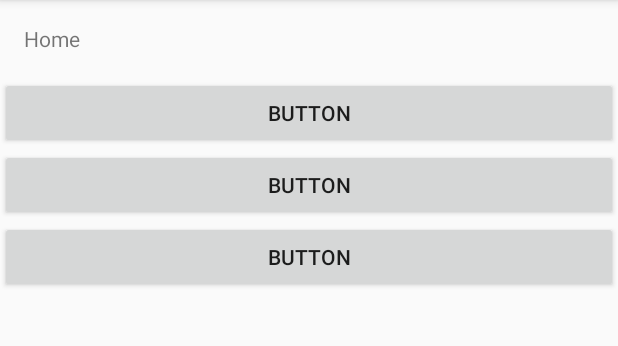
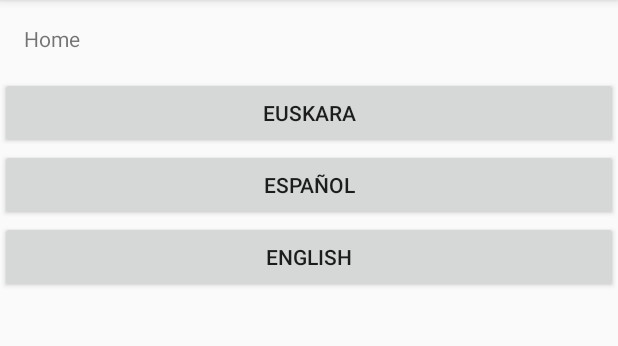
Before and after one commit to mugan86/translate-ui-android-kotlin-library, an Android app: the screen it shows after launch (MainActivity), on a phone screen of 412 x 824 dp, the part 84-430 px from its top. Run offline under Robolectric (Android 15) with nearby library versions, the phone set to English and light mode, and no system bars.

Commit message:
Update layout when select language

```diff
--- a/app/src/main/res/layout/activity_main.xml
+++ b/app/src/main/res/layout/activity_main.xml
@@ -31,19 +31,19 @@
                 android:id="@+id/basqueButton"
                 android:layout_width="match_parent"
                 android:layout_height="wrap_content"
-                android:text="Button" />
+                android:text="@string/basque_language_lbl" />
+
+            <Button
+                android:id="@+id/spanishButton"
+                android:layout_width="match_parent"
+                android:layout_height="wrap_content"
+                android:text="@string/spanish_language_lbl" />
 
             <Button
                 android:id="@+id/englishButton"
                 android:layout_width="match_parent"
                 android:layout_height="wrap_content"
-                android:text="Button" />
-
-            <Button
-                android:id="@+id/spanishButton"
-                android:layout_width="match_parent"
-                android:layout_height="wrap_content"
-                android:text="Button" />
+                android:text="@string/english_language_lbl" />
 
         </LinearLayout>
 
--- a/app/src/main/res/values/strings.xml
+++ b/app/src/main/res/values/strings.xml
@@ -3,4 +3,8 @@
     <string name="title_home">Home</string>
     <string name="title_dashboard">Dashboard</string>
     <string name="title_notifications">Notifications</string>
+
+    <string name="basque_language_lbl">Euskara</string>
+    <string name="spanish_language_lbl">Español</string>
+    <string name="english_language_lbl">English</string>
 </resources>
```
Also changed, not shown: app/src/main/java/amldev/translateapp/MainActivity.kt (+45 -19 lines), 1 other file.
